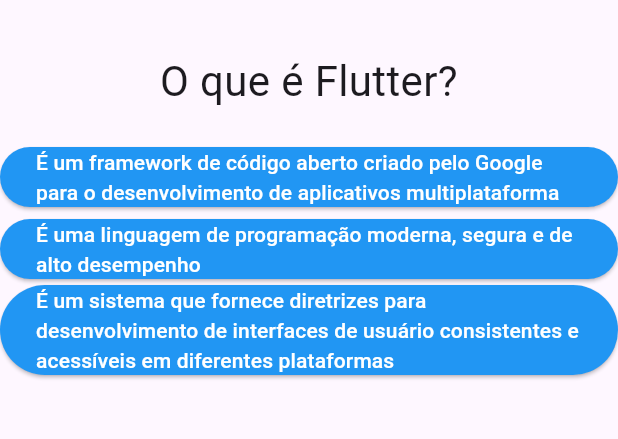
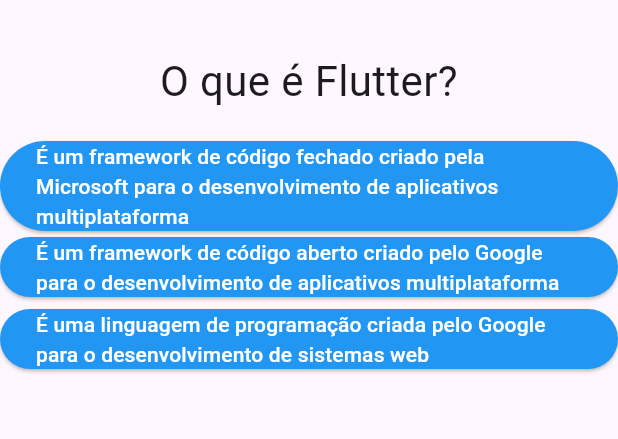
Before and after one commit to itscaiocunha/QuizProject, a Flutter app: the screen it shows after launch, on a phone screen of 412 x 824 dp, the part 63-502 px from its top. Run offline on Flutter 3.47's test engine with Material 3 defaults, Android fonts, the phone set to English and light mode, and no system bars.

Commit message:
feat: include resultado.dart

```diff
--- a/lib/main.dart
+++ b/lib/main.dart
@@ -1,50 +1,79 @@
 import 'package:flutter/material.dart';
 import './questao.dart';
 import './resposta.dart';
+import './resultado.dart';
 
 void main() => runApp(PerguntaApp());
 
 class _PerguntaAppState extends State<PerguntaApp> {
   var _perguntaSelecionada = 0;
+  final _perguntas = const [
+    {
+      'pergunta': 'O que é Flutter?',
+      'resposta': [
+        'É um framework de código fechado criado pela Microsoft para o desenvolvimento de aplicativos multiplataforma',
+        'É um framework de código aberto criado pelo Google para o desenvolvimento de aplicativos multiplataforma',
+        'É uma linguagem de programação criada pelo Google para o desenvolvimento de sistemas web'
+      ]
+    },
+    {
+      'pergunta': 'O que é Dart?',
+      'resposta': [
+        'É uma linguagem de programação moderna, segura e de alto desempenho',
+        'É uma linguagem de programação orientada a objeto de baixo desempenho',
+        'É um framework para geração de design mobile e web'
+      ]
+    },
+    {
+      'pergunta': 'O que é Material Design?',
+      'resposta': [
+        'É um sistema que fornece templates prontos para agilidade de desenvolvimento',
+        'É um sistema que fornece diretrizes para desenvolvimento de interfaces de usuário consistentes e acessíveis em diferentes plataformas',
+        'É um framework de dart para construção de ambientes virtuais'
+      ]
+    }
+  ];
 
   void _responder() {
+    if (temPerguntaSelecionada) {
       setState(() {
         _perguntaSelecionada++;
       });
     }
+  }
+
+  bool get temPerguntaSelecionada {
+    return _perguntaSelecionada < _perguntas.length;
+  }
 
   @override
   Widget build(BuildContext context) {
-    final List<String> perguntas = [
-      'O que é Flutter?',
-      'O que é Dart?',
-      'O que é Material Design?'
-    ];
+    List<String> respostas = temPerguntaSelecionada
+        ? _perguntas[_perguntaSelecionada].cast()['resposta']
+        : [];
+
+    // for (String textoResp in respostas) {
+    //   widget.add(Resposta(textoResp, _responder));
+    // }
 
     return MaterialApp(
+      debugShowCheckedModeBanner: false,
       //Widget Inicial
       home: Scaffold(
           //Estrutura da Aplicação
           appBar: AppBar(
               //Identidade da Aplicação
               title: const Text('Quiz')),
-        body: Column(
+          body: temPerguntaSelecionada
+              ? Column(
                   children: [
                     Questao(
-              (perguntas[_perguntaSelecionada]),
+                      (_perguntas[_perguntaSelecionada]['pergunta'].toString()),
                     ),
-            Resposta(
-                'É um framework de código aberto criado pelo Google para o desenvolvimento de aplicativos multiplataforma',
-                _responder),
-            Resposta(
-                'É uma linguagem de programação moderna, segura e de alto desempenho',
-                _responder),
-            Resposta(
-                'É um sistema que fornece diretrizes para desenvolvimento de interfaces de usuário consistentes e acessíveis em diferentes plataformas',
-                _responder)
+                    ...respostas.map((t) => Resposta(t, _responder)),
                   ],
-        ),
-      ),
+                )
+              : Resultado()),
     );
   }
 }
--- /dev/null
+++ b/lib/resultado.dart
@@ -0,0 +1,12 @@
+import 'package:flutter/material.dart';
+
+class Resultado extends StatelessWidget {
+  const Resultado({super.key});
+
+  @override
+  Widget build(BuildContext context) {
+    return const Center(
+      child: Text('Parabéns!', style: TextStyle(fontSize: 28)),
+    );
+  }
+}
```
Lines whose indentation alone changed are shown as unchanged.
